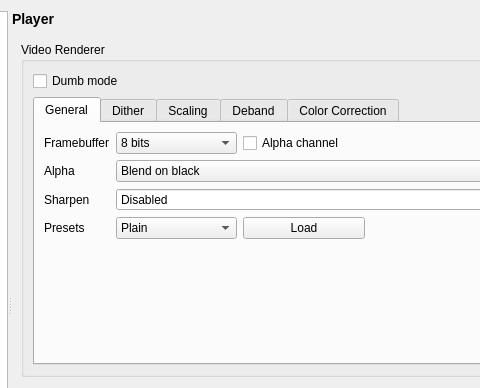
mpc-qt/mpc-qt, file settingswindow.ui: the form before one commit; both pictures show x 246 to 726 and y 0 to 388 of the 896 by 638 pixel window.
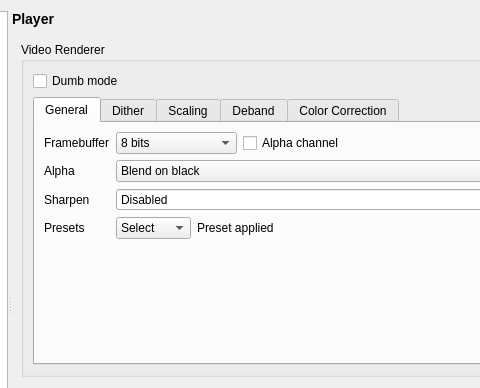
The form after the commit. The open tabs and pages were chosen to show the change.

Commit message:
settingswindow: Apply video preset immediately when selected in menu
Includes a temporary message to let the user know that the preset has
been applied.

The edit to the form file:
```diff
--- a/settingswindow.ui
+++ b/settingswindow.ui
@@ -1718,6 +1718,17 @@
                    <layout class="QHBoxLayout" name="videoPresetLayout" stretch="1,1,2">
                     <item>
                      <widget class="QComboBox" name="videoPreset">
+                      <property name="sizePolicy">
+                       <sizepolicy hsizetype="Fixed" vsizetype="Fixed">
+                        <horstretch>0</horstretch>
+                        <verstretch>0</verstretch>
+                       </sizepolicy>
+                      </property>
+                      <item>
+                       <property name="text">
+                        <string>Select</string>
+                       </property>
+                      </item>
                       <item>
                        <property name="text">
                         <string>Plain</string>
@@ -1751,9 +1762,9 @@
                      </widget>
                     </item>
                     <item>
-                     <widget class="QPushButton" name="videoPresetLoad">
+                     <widget class="QLabel" name="videoPresetApplied">
                       <property name="text">
-                       <string>Load</string>
+                       <string>Preset applied</string>
                       </property>
                      </widget>
                     </item>
```
The commit also changes 18 other files.
